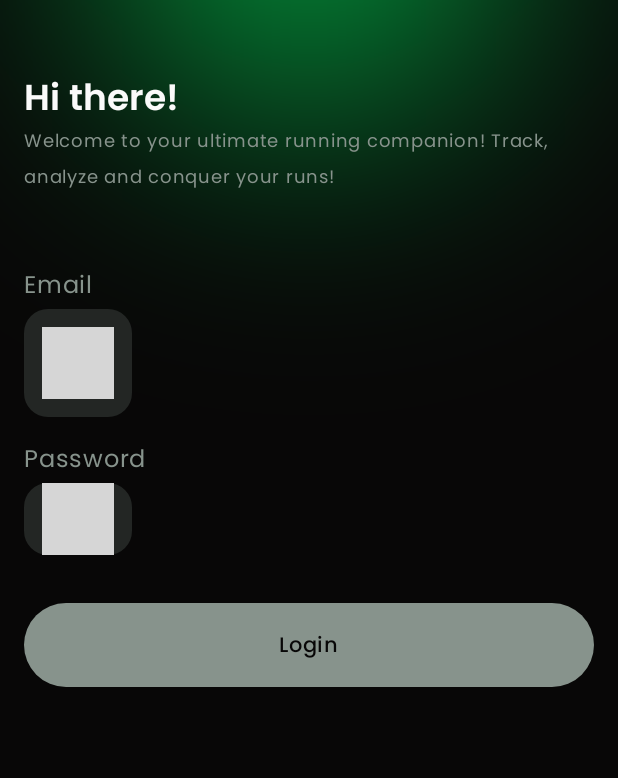
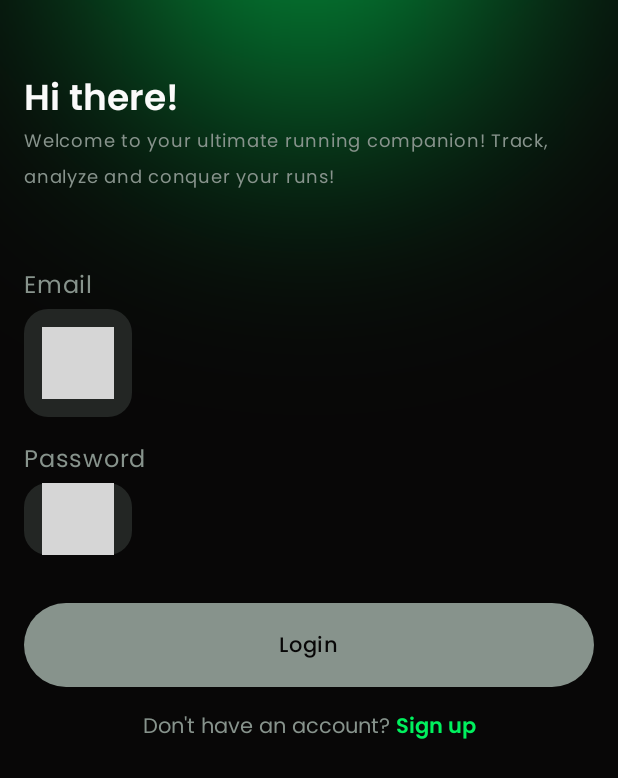
Before and after one commit to isaacurbina/runique, an Android app built with Jetpack Compose: the @Preview function LoginScreenPreview, on a phone screen of 412 x 824 dp. Shown: the top 778 px of the screen. Run offline under Robolectric (Android 15) with nearby library versions, the phone set to English and light mode, and no system bars; 4 statements that could not run were skipped; grey boxes are pictures that could not be loaded.

Commit message:
7.1.1 Fixing navigation and UI on LoginScreen (#29)

```diff
--- a/auth/presentation/src/main/java/com/plcoding/auth/presentation/login/LoginAction.kt
+++ b/auth/presentation/src/main/java/com/plcoding/auth/presentation/login/LoginAction.kt
@@ -2,6 +2,6 @@ package com.plcoding.auth.presentation.login
 
 sealed interface LoginAction {
     data object OnTogglePasswordVisibility : LoginAction
-    data object onLoginClick : LoginAction
+    data object OnLoginClick : LoginAction
     data object OnRegisterClick : LoginAction
 }
--- a/auth/presentation/src/main/java/com/plcoding/auth/presentation/intro/LoginScreen.kt
+++ b/auth/presentation/src/main/java/com/plcoding/auth/presentation/login/LoginScreen.kt
@@ -1,7 +1,6 @@
-@file:Suppress("OPT_IN_USAGE_FUTURE_ERROR")
 @file:OptIn(ExperimentalFoundationApi::class)
 
-package com.plcoding.auth.presentation.intro
+package com.plcoding.auth.presentation.login
 
 import android.widget.Toast
 import androidx.compose.foundation.ExperimentalFoundationApi
@@ -32,10 +31,6 @@ import androidx.compose.ui.tooling.preview.Preview
 import androidx.compose.ui.unit.dp
 import androidx.compose.ui.unit.sp
 import com.plcoding.auth.presentation.R
-import com.plcoding.auth.presentation.login.LoginAction
-import com.plcoding.auth.presentation.login.LoginEvent
-import com.plcoding.auth.presentation.login.LoginState
-import com.plcoding.auth.presentation.login.LoginViewModel
 import com.plcoding.auth.presentation.register.ObserveAsEvents
 import com.plcoding.core.presentation.designsystem.EmailIcon
 import com.plcoding.core.presentation.designsystem.Poppins
@@ -50,7 +45,7 @@ import org.koin.androidx.compose.koinViewModel
 fun LoginScreenRoot(
     onLoginSuccess: () -> Unit,
     onSignUpClick: () -> Unit,
-    viewModel: LoginViewModel = koinViewModel()
+    viewModel: LoginViewModel = koinViewModel(),
 ) {
     val context = LocalContext.current
     val keyboardController = LocalSoftwareKeyboardController.current
@@ -65,13 +60,14 @@ fun LoginScreenRoot(
                 ).show()
             }
 
-            is LoginEvent.LoginSuccess -> {
+            LoginEvent.LoginSuccess -> {
                 keyboardController?.hide()
                 Toast.makeText(
                     context,
                     R.string.youre_logged_in,
                     Toast.LENGTH_LONG
                 ).show()
+
                 onLoginSuccess()
             }
         }
@@ -100,7 +96,7 @@ private fun LoginScreen(
                 .fillMaxSize()
                 .padding(horizontal = 16.dp)
                 .padding(vertical = 32.dp)
-                .padding(top = 16.dp)
+                .padding(top = 16.dp),
         ) {
             Text(
                 text = stringResource(id = R.string.hi_there),
@@ -139,10 +135,12 @@ private fun LoginScreen(
                 isLoading = state.isLoggingIn,
                 enabled = state.canLogin && !state.isLoggingIn,
                 onClick = {
-                    onAction(LoginAction.onLoginClick)
-                }
+                    onAction(LoginAction.OnLoginClick)
+                },
             )
-
+            Spacer(
+                modifier = Modifier.height(16.dp)
+            )
             val annotatedString = buildAnnotatedString {
                 withStyle(
                     style = SpanStyle(
@@ -168,9 +166,9 @@ private fun LoginScreen(
             }
             Box(
                 modifier = Modifier
-                    .align(Alignment.CenterHorizontally)
-                    .weight(1f),
-                contentAlignment = Alignment.BottomCenter
+                    .fillMaxWidth()
+                    .align(Alignment.CenterHorizontally),
+                contentAlignment = Alignment.Center
             ) {
                 ClickableText(
                     text = annotatedString,
@@ -194,9 +192,8 @@ private fun LoginScreen(
 private fun LoginScreenPreview() {
     RuniqueTheme {
         LoginScreen(
-            state = LoginState()
-        ) {
-
-        }
+            state = LoginState(),
+            onAction = {}
+        )
     }
 }
--- a/auth/presentation/src/main/java/com/plcoding/auth/presentation/login/LoginViewModel.kt
+++ b/auth/presentation/src/main/java/com/plcoding/auth/presentation/login/LoginViewModel.kt
@@ -52,7 +52,7 @@ class LoginViewModel(
                 )
             }
 
-            LoginAction.onLoginClick -> login()
+            LoginAction.OnLoginClick -> login()
         }
     }
 
```
Also changed, not shown: app/src/main/java/com/plcoding/runique/NavigationRoot.kt (+6 -4 lines), auth/presentation/src/main/java/com/plcoding/auth/presentation/register/RegisterScreen.kt (+8 -1 lines).
